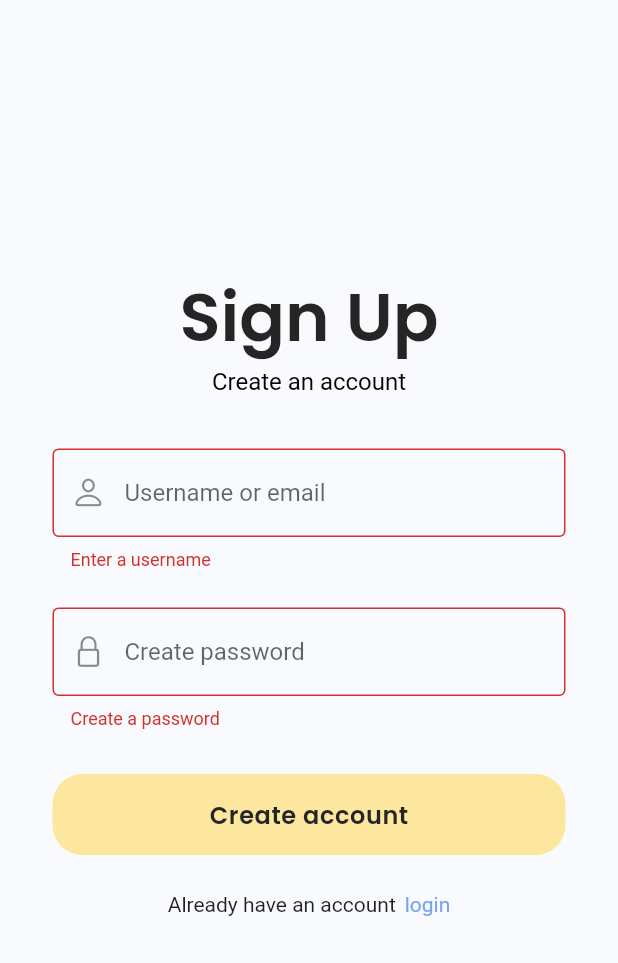
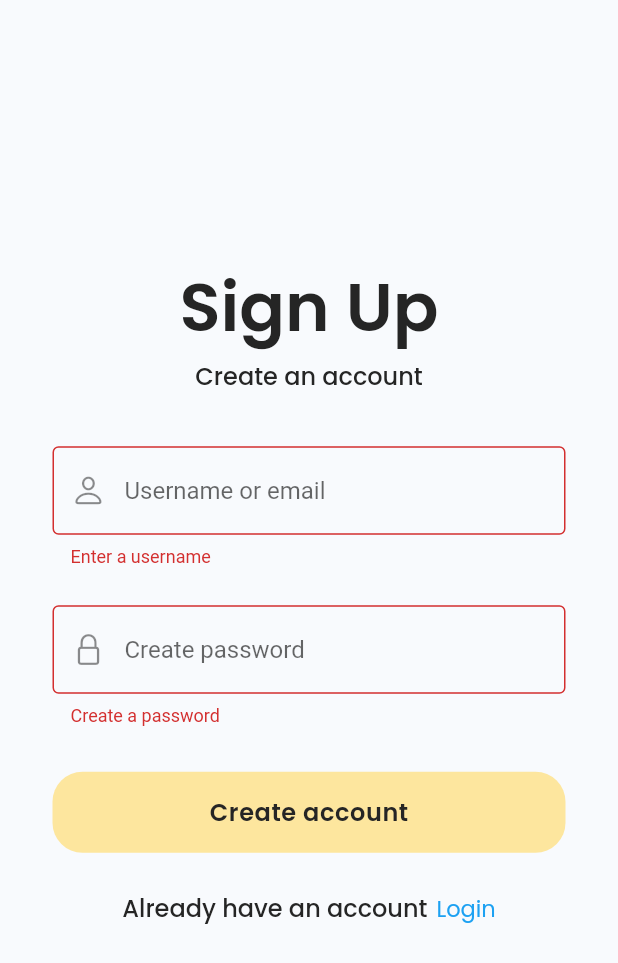
Before and after one commit to Haroldd-joness/ar_edu, a Flutter app: the Register screen opened by its route, after a tap on "Create account", on a phone screen of 412 x 824 dp. Shown: the top 963 px of the screen. Run offline on Flutter 3.47's test engine with Material 2 defaults, Android fonts, the light colour scheme and no system bars; our stand-ins replace connectivity_plus, firebase_auth, firebase_core, font_awesome_flutter, google_fonts, modal_bottom_sheet; accounts and stored records are empty.

Commit message:
screens update

```diff
--- a/lib/screens/home_page.dart
+++ b/lib/screens/home_page.dart
@@ -1,11 +1,11 @@
 
 import 'package:ar_edu/constants%20/constants.dart';
-import 'package:ar_edu/screens/scan.dart';
+import 'package:ar_edu/widgets/scan.dart';
 import 'package:ar_edu/widgets/class.dart';
 import 'package:flutter/cupertino.dart';
 import 'package:flutter/material.dart';
 
-import 'chat.dart';
+import '../widgets/chat.dart';
 
 class HomeScreen extends StatefulWidget {
   const HomeScreen({Key? key}) : super(key: key);
--- a/lib/screens/sign_up.dart
+++ b/lib/screens/sign_up.dart
@@ -1,7 +1,9 @@
 import 'package:ar_edu/constants%20/constants.dart';
+import 'package:ar_edu/networking%20/auth_signup.dart';
 import 'package:ar_edu/widgets/button.dart';
 import 'package:flutter/cupertino.dart';
 import 'package:flutter/material.dart';
+import 'package:google_fonts/google_fonts.dart';
 
 class Register extends StatefulWidget {
   const Register({Key? key}) : super(key: key);
@@ -14,7 +16,6 @@ class _RegisterState extends State<Register> {
   final TextEditingController _usernameController = TextEditingController();
   final TextEditingController _emailController = TextEditingController();
   final TextEditingController _passwordController = TextEditingController();
-  final TextEditingController _phoneController = TextEditingController();
 
   ///formKey
   final _formKey = GlobalKey<FormState>();
@@ -23,20 +24,20 @@ class _RegisterState extends State<Register> {
     final size = MediaQuery.of(context).size;
     final orientation = MediaQuery.of(context).orientation;
 
-
-    return  Scaffold(
+    return SafeArea(
+      child: Scaffold(
           backgroundColor: kBackgroundPrimary,
-      body: SafeArea(
-        child: Column(
+          body: Column(
             mainAxisAlignment: MainAxisAlignment.center,
             children: [
-            Text('Sign Up', style: kLoginText,),
-            const Text(
+              Text(
+                'Sign Up',
+                style: kLoginText,
+              ),
+              Text(
                 "Create an account",
-              style: TextStyle(
-                color: kPrimaryTextColor,
-                fontSize: 16,
-              ),),
+                style: kLogin,
+              ),
               Container(
                 margin: const EdgeInsets.all(35),
                 child: Form(
@@ -54,8 +55,8 @@ class _RegisterState extends State<Register> {
                         ),
 
                         ///form validationn
-                      validator: (value){
-                        if(value == null || value.isEmpty){
+                        validator: (value) {
+                          if (value == null || value.isEmpty) {
                             return 'Enter a username';
                           }
                           return null;
@@ -64,10 +65,12 @@ class _RegisterState extends State<Register> {
 
                       ///phone
 
-                    const SizedBox(height: 25,),
+                      const SizedBox(
+                        height: 25,
+                      ),
+
                       ///password
                       TextFormField(
-
                         controller: _passwordController,
                         obscureText: true,
                         decoration: const InputDecoration(
@@ -77,60 +80,71 @@ class _RegisterState extends State<Register> {
                         ),
 
                         ///form validationn
-                      validator: (value){
-                        if(value == null || value.isEmpty){
+                        validator: (value) {
+                          if (value == null || value.isEmpty) {
                             return 'Create a password';
                           }
                           return null;
                         },
                       ),
 
-                    const SizedBox(height: 30,),
+                      const SizedBox(
+                        height: 30,
+                      ),
 
                       ///Button
                       GestureDetector(
                         ///form validation
-                      onTap: (){
-                        if(_formKey.currentState!.validate()){
-                          ScaffoldMessenger.of(context).showSnackBar(
-                            const SnackBar(content: Text("success")),
+                        onTap: () async {
+                          if (_formKey.currentState!.validate()) {
+                            final message = await createAccount(
+                                email: _emailController.text,
+                                password: _passwordController.text
                             );
+                            if (message!.contains('success')) {
+                              Navigator.pushReplacementNamed(
+                                  context, '/homePage');
+                            }
+                            ScaffoldMessenger.of(context).showSnackBar(SnackBar(
+                              content: Text(message),
+                            ));
                           }
                         },
-
                         child: SignUp(
                           title: 'Create account',
                           height: 54,
                           width: MediaQuery.of(context).size.width,
                           color: kSecondaryColor,
                         ),
-
                       ),
-                    const SizedBox(height: 25,),
+                      const SizedBox(
+                        height: 25,
+                      ),
                       Row(
                         mainAxisAlignment: MainAxisAlignment.center,
-                      children:  [
-                        const Text("Already have an account"),
-                        const SizedBox(width: 6,),
+                        children: [
+                          Text(
+                            "Already have an account",
+                            style: kLogin,
+                          ),
+                          const SizedBox(
+                            width: 6,
+                          ),
                           GestureDetector(
-                          onTap: () => Navigator.pushReplacementNamed(context, '/login'),
-                          child: const Text(
-                            'login',
-                            style: TextStyle(color: kPrimaryColor),
-                          ),
+                            onTap: () => Navigator.pushReplacementNamed(
+                                context, '/login'),
+                            child: Text('Login',
+                                style: GoogleFonts.poppins(
+                                    fontSize: 15, color: kPriColor)),
                           )
                         ],
                       )
-
-
                     ],
                   ),
                 ),
               ),
-
             ],
-        ),
-      )
+          )),
     );
   }
 }
--- a/pubspec.yaml
+++ b/pubspec.yaml
@@ -31,6 +31,7 @@ dependencies:
   dotenv: ^4.1.0
   flutter_dotenv: ^5.0.2
   firebase_core: ^2.7.1
+  font_awesome_flutter: ^10.4.0
 
 dependency_overrides:
   modal_bottom_sheet: ^3.0.0-pre
```
Also changed, not shown: lib/networking /auth_signup.dart (+27 -17 lines), lib/screens/login.dart (+7 -13 lines), lib/widgets/bottom_sheet.dart (deleted, +0 -13 lines), lib/widgets/button.dart (+7 -8 lines), lib/widgets/class.dart (+63 -9 lines), lib/widgets/scan.dart (renamed from lib/screens/scan.dart, +6 -2 lines), lib/widgets/chat.dart (renamed from lib/screens/chat.dart), pubspec.lock, 1 other file. Lines whose indentation alone changed are shown as unchanged.
